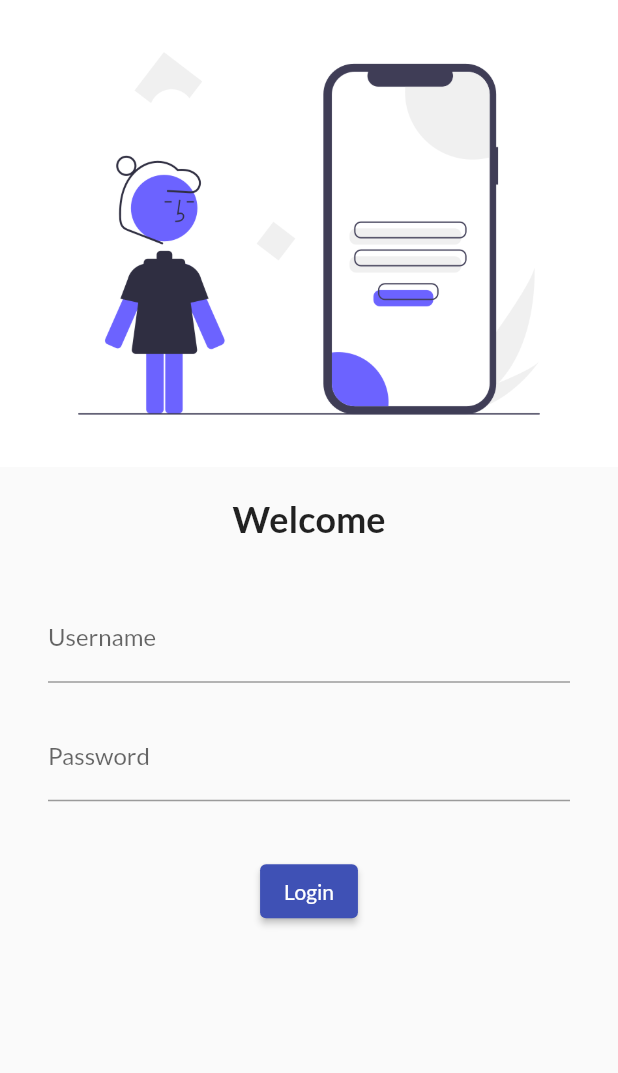
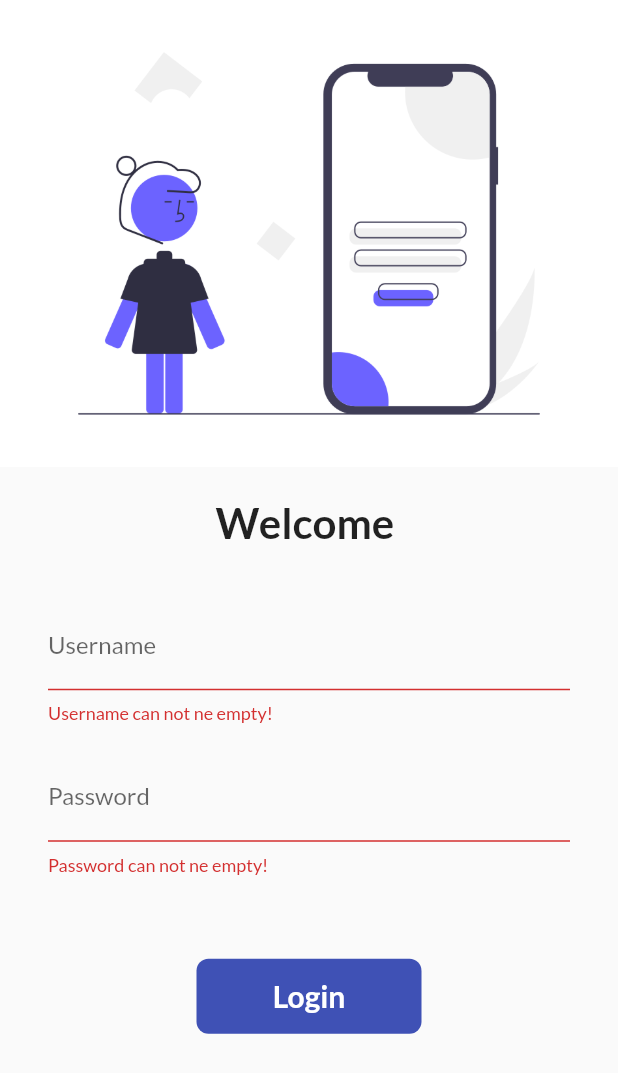
Before and after one commit to Deezee1390/R-E-Commerce, a Flutter app: the screen it shows after launch, after a tap on "Login", on a phone screen of 412 x 824 dp. Shown: the top 1073 px of the screen. Run offline on Flutter 3.47's test engine with Material 2 defaults, Android fonts, the phone set to English and light mode, and no system bars; our stand-ins replace google_fonts.

Commit message:
Day-3 completed

```diff
--- a/lib/main.dart
+++ b/lib/main.dart
@@ -1,6 +1,7 @@
 import 'package:flutter/material.dart';
 import 'package:google_fonts/google_fonts.dart';
 import 'package:r_e_commerce/pages/login_page.dart';
+import 'package:r_e_commerce/utils/routes.dart';
 import 'pages/home_page.dart';
 
 void main() {
@@ -23,8 +24,8 @@ class MyApp extends StatelessWidget {
       initialRoute: "/",
       routes: {
         "/": (context) => LoginPage(),
-        "/home": (context) => HOMEPAGE(),
-        "/login": (context) => LoginPage(),
+        MyRoutes.homeRoute: (context) => HOMEPAGE(),
+        MyRoutes.loginRoute: (context) => LoginPage(),
       },
     );
   }
--- a/lib/pages/login_page.dart
+++ b/lib/pages/login_page.dart
@@ -1,13 +1,40 @@
 import 'package:flutter/cupertino.dart';
 import 'package:flutter/material.dart';
+import 'package:flutter/rendering.dart';
 import 'package:google_fonts/google_fonts.dart';
+import 'package:r_e_commerce/utils/routes.dart';
 
-class LoginPage extends StatelessWidget {
-  const LoginPage({Key? key}) : super(key: key);
+class LoginPage extends StatefulWidget {
+  @override
+  State<LoginPage> createState() => _LoginPageState();
+}
+
+class _LoginPageState extends State<LoginPage> {
+  String name = "";
+  bool changeButton = false;
+
+  final _formKey = GlobalKey<FormState>();
+
+  moveToHome(BuildContext context) async {
+    if (_formKey.currentState!.validate()) {
+      setState(() {
+        changeButton = true;
+      });
+
+      await Future.delayed(Duration(milliseconds: 1200));
+      await Navigator.pushNamed(context, MyRoutes.homeRoute);
+      setState(() {
+        changeButton = false;
+      });
+    }
+  }
 
   @override
   Widget build(BuildContext context) {
     return Material(
+      child: SingleChildScrollView(
+        child: Form(
+          key: _formKey,
           child: Column(
             children: [
               Image.asset(
@@ -18,9 +45,9 @@ class LoginPage extends StatelessWidget {
                 height: 20,
               ),
               Text(
-            'Welcome',
+                'Welcome $name',
                 style: TextStyle(
-              fontSize: 24,
+                  fontSize: 28,
                   fontWeight: FontWeight.bold,
                 ),
               ),
@@ -28,8 +55,8 @@ class LoginPage extends StatelessWidget {
                 height: 20,
               ),
               Padding(
-            padding:
-                const EdgeInsets.symmetric(vertical: 16.0, horizontal: 32.0),
+                padding: const EdgeInsets.symmetric(
+                    vertical: 16.0, horizontal: 32.0),
                 child: Column(
                   children: [
                     TextFormField(
@@ -37,6 +64,17 @@ class LoginPage extends StatelessWidget {
                         hintText: 'Enter username',
                         labelText: 'Username',
                       ),
+                      validator: (value) {
+                        if (value!.isEmpty) {
+                          return "Username can not ne empty!";
+                        } else {
+                          return null;
+                        }
+                      },
+                      onChanged: (value) {
+                        name = value;
+                        setState(() {});
+                      },
                     ),
                     SizedBox(
                       height: 20,
@@ -47,20 +85,62 @@ class LoginPage extends StatelessWidget {
                         hintText: 'Enter password',
                         labelText: 'Password',
                       ),
+                      validator: (value) {
+                        if (value!.isEmpty) {
+                          return "Password can not ne empty!";
+                        } else if (value.length < 6) {
+                          return "Password length should be more than 6";
+                        } else {
+                          return null;
+                        }
+                      },
                     ),
                   ],
                 ),
               ),
               SizedBox(
-            height: 20,
+                height: 40,
               ),
-          ElevatedButton(
-            onPressed: () {
-              print('login success');
-            },
-            child: Text('Login'),
+
+              Material(
+                color: Colors.indigo,
+                borderRadius: BorderRadius.circular(changeButton ? 20 : 8),
+                child: InkWell(
+                  onTap: () => moveToHome(context),
+                  child: AnimatedContainer(
+                    duration: Duration(seconds: 1),
+                    height: 50,
+                    width: changeButton ? 50 : 150,
+                    alignment: Alignment.center,
+                    child: changeButton
+                        ? Icon(
+                            Icons.done,
+                            color: Colors.white,
+                          )
+                        : Text(
+                            'Login',
+                            style: TextStyle(
+                                color: Colors.white,
+                                fontSize: 20,
+                                fontWeight: FontWeight.bold),
                           ),
+                  ),
+                ),
+              ),
+
+              // ElevatedButton(
+              //   onPressed: () {
+              //     Navigator.pushNamed(context, MyRoutes.homeRoute);
+              //   },
+              //   child: Text(
+              //     'Login',
+              //     style: TextStyle(fontSize: 20),
+              //   ),
+              //   style: TextButton.styleFrom(minimumSize: Size(150, 50)),
+              // ),
             ],
+          ),
+        ),
       ),
     );
   }
--- /dev/null
+++ b/lib/utils/routes.dart
@@ -0,0 +1,6 @@
+import 'package:r_e_commerce/pages/login_page.dart';
+
+class MyRoutes {
+  static String loginRoute = "/login";
+  static String homeRoute = "/home";
+}
```
Lines whose indentation alone changed are shown as unchanged.
